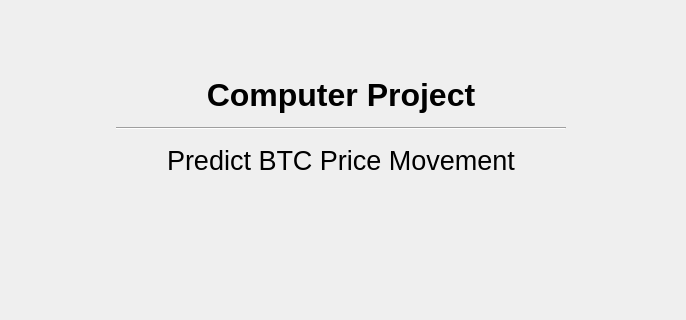
The window that app/ui/first_window.ui (osemrt/Predict-BTC-Price-Movement) describes before a commit, drawn with Qt 5; both pictures show x 0 to 686 and y 188 to 508 of the 686 by 658 pixel window.
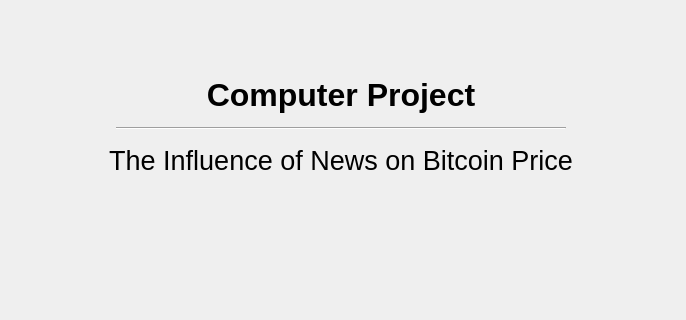
The same window after the commit. Icons and pictures are not drawn.

Commit message: Update the application windows

```diff
--- a/app/ui/first_window.ui
+++ b/app/ui/first_window.ui
@@ -170,7 +170,7 @@
         </font>
        </property>
        <property name="text">
-        <string>Predict BTC Price Movement</string>
+        <string>The Influence of News on Bitcoin Price</string>
        </property>
        <property name="alignment">
         <set>Qt::AlignCenter</set>
```
Left out of the diff: 2 changed lines with no effect on the pictures. The commit also changes 1 other file.
